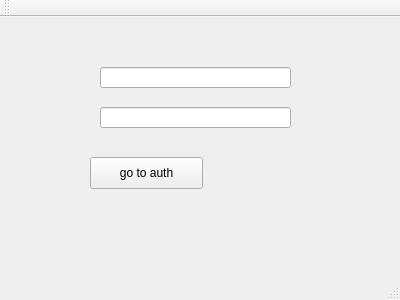
Above: controllers/chat.ui from Batname/bat-messenger before the change. Below: the same form after it.
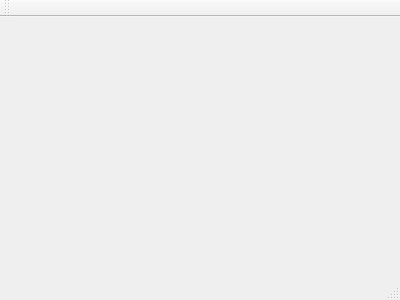
That is the form after the change.

```diff
--- a/controllers/chat.ui
+++ b/controllers/chat.ui
@@ -13,41 +13,7 @@
   <property name="windowTitle">
    <string>Chat</string>
   </property>
-  <widget class="QWidget" name="centralWidget">
-   <widget class="QLineEdit" name="lineEdit">
-    <property name="geometry">
-     <rect>
-      <x>100</x>
-      <y>50</y>
-      <width>191</width>
-      <height>21</height>
-     </rect>
-    </property>
-   </widget>
-   <widget class="QLineEdit" name="lineEdit_2">
-    <property name="geometry">
-     <rect>
-      <x>100</x>
-      <y>90</y>
-      <width>191</width>
-      <height>21</height>
-     </rect>
-    </property>
-   </widget>
-   <widget class="QPushButton" name="pushButton">
-    <property name="geometry">
-     <rect>
-      <x>90</x>
-      <y>140</y>
-      <width>113</width>
-      <height>32</height>
-     </rect>
-    </property>
-    <property name="text">
-     <string>go to auth</string>
-    </property>
-   </widget>
-  </widget>
+  <widget class="QWidget" name="centralWidget"/>
   <widget class="QMenuBar" name="menuBar">
    <property name="geometry">
     <rect>
```
